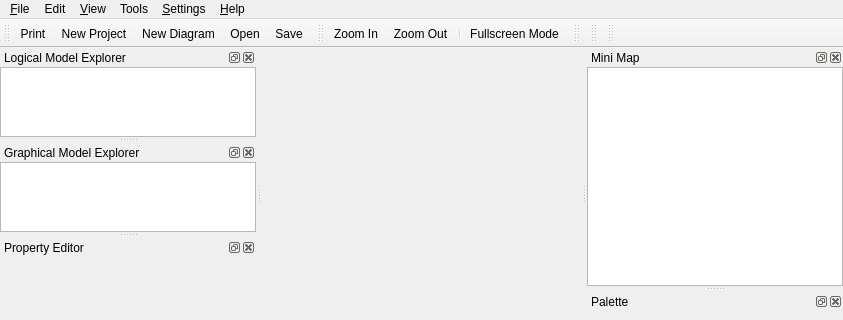
Qt form qrgui/mainwindow/mainWindow.ui (dvvrd/qreal) before a commit; both pictures show x 0 to 843 and y 0 to 320 of the 843 by 559 pixel window.
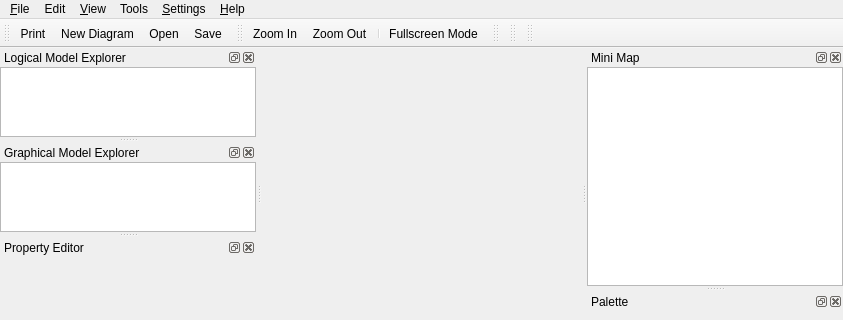
The same form after that commit. Icons and pictures are not drawn. Custom widgets are drawn as their Qt base class.

What changed in the file:
```diff
--- a/qrgui/mainwindow/mainWindow.ui
+++ b/qrgui/mainwindow/mainWindow.ui
@@ -122,7 +122,6 @@
     <bool>false</bool>
    </attribute>
    <addaction name="actionPrint"/>
-   <addaction name="actionNewProject"/>
    <addaction name="actionNew_Diagram"/>
    <addaction name="actionOpen"/>
    <addaction name="actionSave"/>
@@ -663,14 +662,6 @@
     <string>Ctrl+Shift+F</string>
    </property>
   </action>
-  <action name="actionNewProject">
-   <property name="text">
-    <string>New Project</string>
-   </property>
-   <property name="shortcut">
-    <string>Ctrl+Shift+N</string>
-   </property>
-  </action>
   <action name="actionImport">
    <property name="text">
     <string>Import...</string>
```
Left out of the diff: 2 changed lines with no effect on the pictures.
